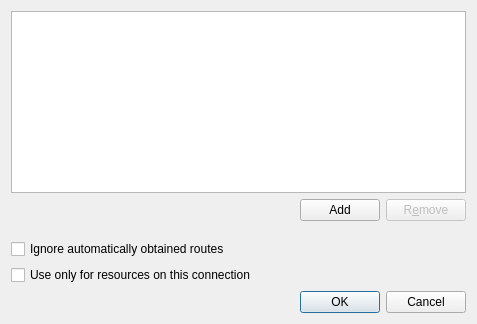
Qt form libs/editor/widgets/ui/ipv4routes.ui (KDE/plasma-nm) before a commit.
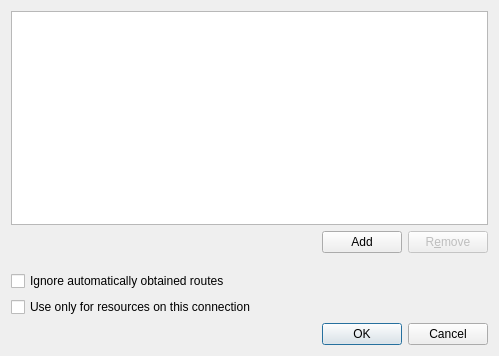
The same form after that commit. Icons and pictures are not drawn.

The edit to the form file:
```diff
--- a/libs/editor/widgets/ui/ipv4routes.ui
+++ b/libs/editor/widgets/ui/ipv4routes.ui
@@ -6,8 +6,8 @@
    <rect>
     <x>0</x>
     <y>0</y>
-    <width>477</width>
-    <height>324</height>
+    <width>499</width>
+    <height>356</height>
    </rect>
   </property>
   <property name="sizePolicy">
```
Left out of the diff: 10 changed lines with no effect on the pictures.
